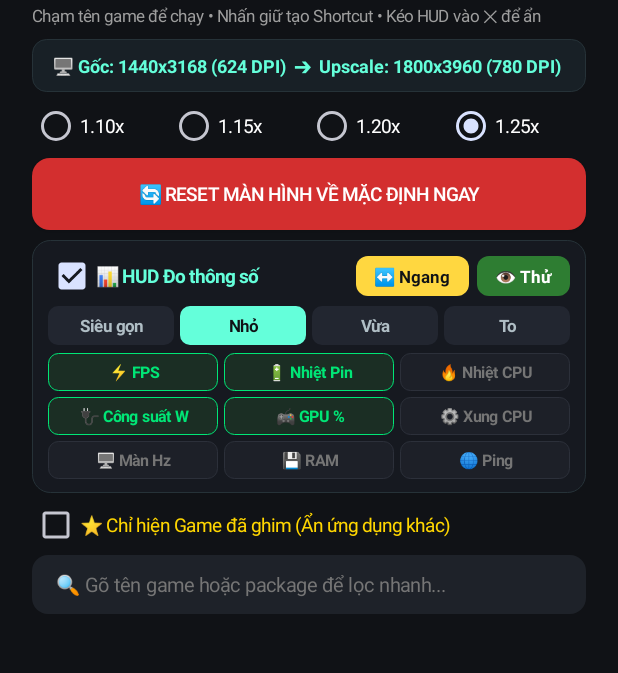
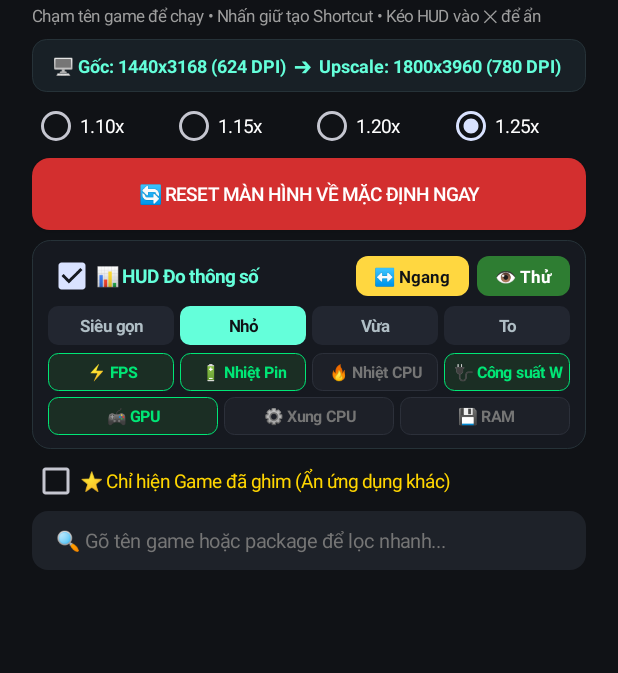
Before and after one commit to hoanfnho7/GameUpscaler, an Android app: the screen it shows after launch (MainActivity), on a phone screen of 412 x 824 dp, the part 77-750 px from its top. Run offline under Robolectric (Android 15) with nearby library versions, the phone set to English and light mode, and no system bars; libraries missing offline, so code that uses them is left out: rikka.shizuku; 1 statement that could not run was skipped.

Commit message:
Fix: Remove Ping & Hz, fix Battery Wattage via native HAL & multi-path GPU telemetry

```diff
--- a/app/src/main/java/com/nho/upscaler/MainActivity.kt
+++ b/app/src/main/java/com/nho/upscaler/MainActivity.kt
@@ -299,26 +299,27 @@ class MainActivity : Activity() {
         refreshSizeChips()
         hudCard.addView(sizeRow)
 
-        // Lưới 3x3 bật/tắt từng thông số đo
-        val metrics = listOf(
-            Triple("m_fps", "⚡ FPS", true),
-            Triple("m_bat_temp", "🔋 Nhiệt Pin", true),
-            Triple("m_cpu_temp", "🔥 Nhiệt CPU", false),
-            Triple("m_watt", "🔌 Công suất W", true),
-            Triple("m_gpu", "🎮 GPU %", true),
-            Triple("m_cpu_freq", "⚙️ Xung CPU", false),
-            Triple("m_hz", "🖥️ Màn Hz", false),
-            Triple("m_ram", "💾 RAM", false),
-            Triple("m_ping", "🌐 Ping", false)
+        // 2 hàng bật/tắt 7 thông số phần cứng (Đã gỡ Ping & Màn Hz)
+        val metricRows = listOf(
+            listOf(
+                Triple("m_fps", "⚡ FPS", true),
+                Triple("m_bat_temp", "🔋 Nhiệt Pin", true),
+                Triple("m_cpu_temp", "🔥 Nhiệt CPU", false),
+                Triple("m_watt", "🔌 Công suất W", true)
+            ),
+            listOf(
+                Triple("m_gpu", "🎮 GPU", true),
+                Triple("m_cpu_freq", "⚙️ Xung CPU", false),
+                Triple("m_ram", "💾 RAM", false)
+            )
         )
 
-        for (rowIdx in 0 until 3) {
+        metricRows.forEachIndexed { rowIdx, rowItems ->
             val mRow = LinearLayout(this).apply {
                 orientation = LinearLayout.HORIZONTAL
                 if (rowIdx > 0) setPadding(0, 6, 0, 0)
             }
-            for (colIdx in 0 until 3) {
-                val (key, label, defVal) = metrics[rowIdx * 3 + colIdx]
+            rowItems.forEachIndexed { colIdx, (key, label, defVal) ->
                 var enabled = prefs.getBoolean(key, defVal)
                 val pill = TextView(this).apply {
                     text = label
@@ -342,7 +343,7 @@ class MainActivity : Activity() {
                         notifyOverlayStyleUpdated()
                     }
                 }
-                mRow.addView(pill, LinearLayout.LayoutParams(0, ViewGroup.LayoutParams.WRAP_CONTENT, 1f).apply { if (colIdx < 2) rightMargin = 6 })
+                mRow.addView(pill, LinearLayout.LayoutParams(0, ViewGroup.LayoutParams.WRAP_CONTENT, 1f).apply { if (colIdx < rowItems.size - 1) rightMargin = 6 })
             }
             hudCard.addView(mRow)
         }
```
Also changed, not shown: app/src/main/java/com/nho/upscaler/FpsOverlayService.kt (+65 -63 lines).
